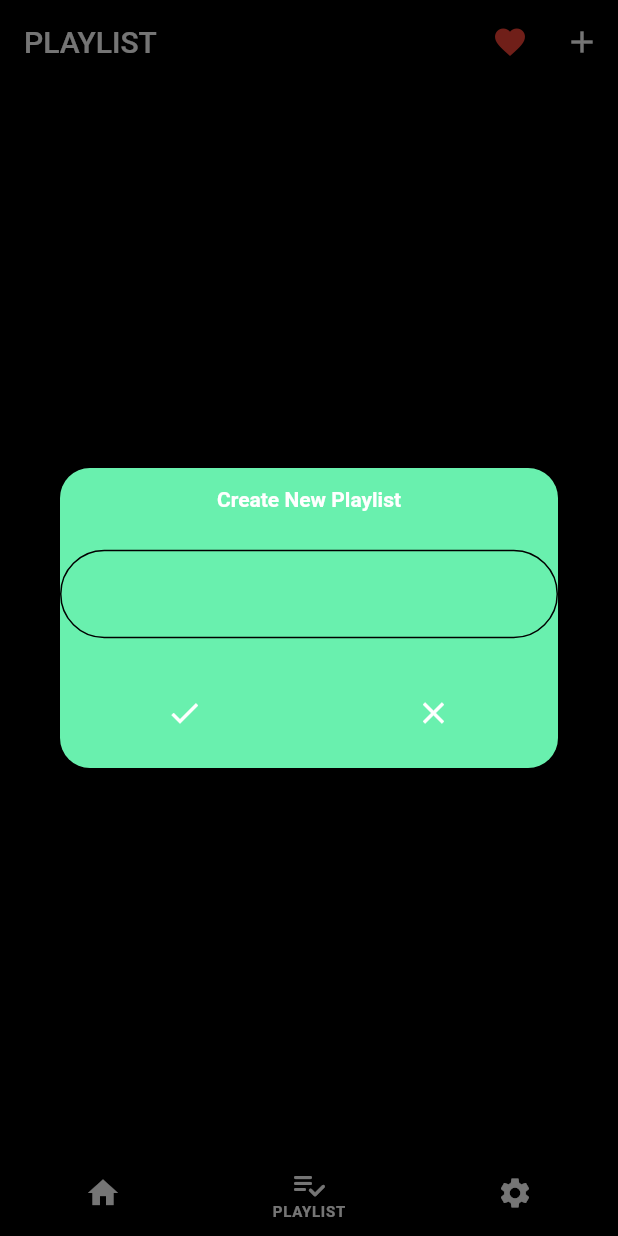
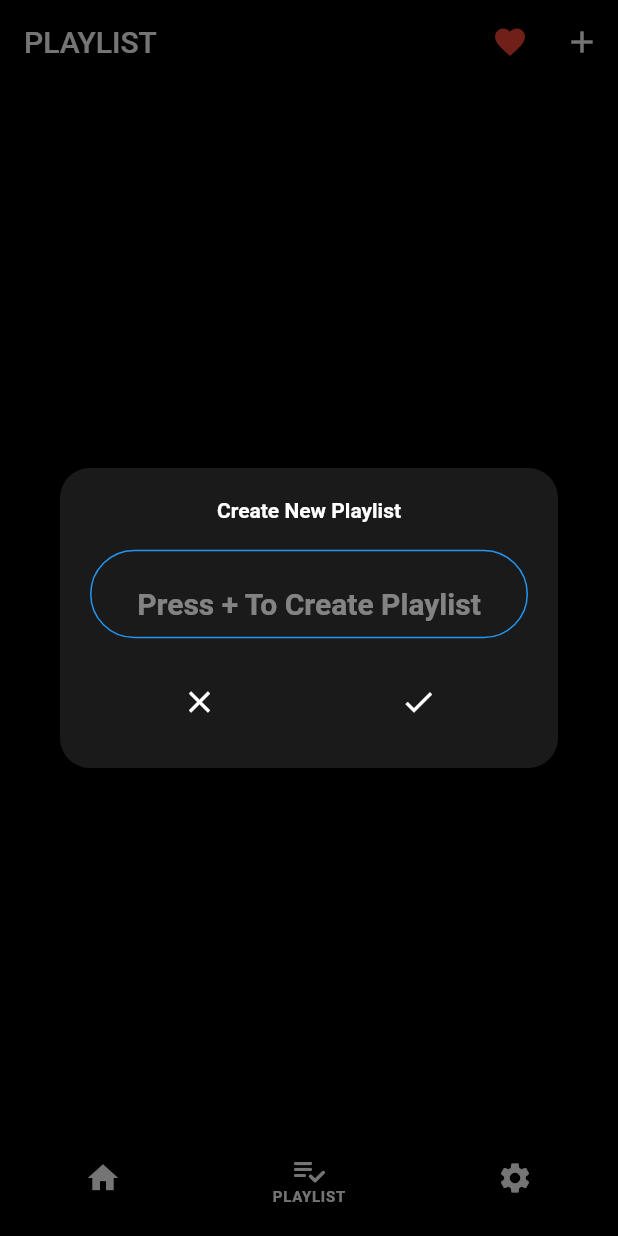
Before and after one commit to shijinthottiyil/zap-player, a Flutter app: the screen it shows after launch, item 2 of the bottom bar chosen, after a tap on the "add" icon, on a phone screen of 412 x 824 dp. Run offline on Flutter 3.47's test engine with Material 2 defaults, Android fonts, the light colour scheme and no system bars; our stand-ins replace hive_flutter, just_audio, just_audio_background, on_audio_query, permission_handler; accounts and stored records are empty.

Commit message:
playlist and miniplayer created

```diff
--- a/zap_player/lib/db/functions/favourite_db.dart
+++ b/zap_player/lib/db/functions/favourite_db.dart
@@ -1,5 +1,6 @@
 import 'package:flutter/material.dart';
-import 'package:hive_flutter/adapters.dart';
+// import 'package:hive_flutter/adapters.dart';
+import 'package:hive_flutter/hive_flutter.dart';
 import 'package:on_audio_query/on_audio_query.dart';
 
 class FavoriteDb {
--- a/zap_player/lib/db/model/music_model.dart
+++ b/zap_player/lib/db/model/music_model.dart
@@ -3,13 +3,13 @@ part 'music_model.g.dart';
 
 @HiveType(typeId: 1)
 class MusicModel extends HiveObject {
-  MusicModel({required this.name, required this.songId});
-
   @HiveField(0)
   String name;
 
   @HiveField(1)
   List<int> songId;
+
+  MusicModel({required this.name, required this.songId});
 
   add(int id) async {
     songId.add(id);
--- a/zap_player/lib/main.dart
+++ b/zap_player/lib/main.dart
@@ -17,7 +17,7 @@ Future<void> main() async {
 
   SystemChrome.setPreferredOrientations(
       [DeviceOrientation.portraitUp, DeviceOrientation.portraitDown]);
-
+ WidgetsFlutterBinding.ensureInitialized();
   await JustAudioBackground.init(
     androidNotificationChannelId: 'com.ryanheise.bg_demo.channel.audio',
     androidNotificationChannelName: 'Audio playback',
--- a/zap_player/lib/screens/bottomnav_screen.dart
+++ b/zap_player/lib/screens/bottomnav_screen.dart
@@ -1,6 +1,10 @@
 import 'package:flutter/material.dart';
+import 'package:on_audio_query/on_audio_query.dart';
+import 'package:zap_player/controller/song_controller.dart';
+import 'package:zap_player/db/functions/favourite_db.dart';
 
 import 'package:zap_player/screens/home_screen.dart';
+import 'package:zap_player/screens/miniplayer.dart';
 import 'package:zap_player/screens/playlist/playlist_screen.dart';
 import 'package:zap_player/screens/settings_screen.dart';
 
@@ -22,8 +26,24 @@ class _BottomNavState extends State<BottomNav> {
   @override
   Widget build(BuildContext context) {
     return Scaffold(
-      bottomNavigationBar: BottomNavigationBar(
-
+      body: pages[selectIndex],
+      bottomNavigationBar: ValueListenableBuilder(
+        valueListenable: FavoriteDb.favoriteSongs,
+        builder: (BuildContext context, List<SongModel> music, Widget? child) {
+          return Column(
+            mainAxisSize: MainAxisSize.min,
+            children: [
+              if (GetSongs.player.currentIndex != null)
+                Column(
+                  children: const [
+                    MiniPlayer(),
+                  ],
+                )
+              else
+                const SizedBox(),
+              SizedBox(
+                height: 75,
+                child: BottomNavigationBar(
                   backgroundColor: Colors.black,
                   showUnselectedLabels: false,
                   selectedFontSize: 10.0,
@@ -31,24 +51,33 @@ class _BottomNavState extends State<BottomNav> {
                   //   size: 40.0,
                   // ),
                   selectedItemColor: Colors.white,
-          selectedLabelStyle: const TextStyle(fontWeight: FontWeight.bold,letterSpacing: 0.5),
+                  selectedLabelStyle: const TextStyle(
+                      fontWeight: FontWeight.bold, letterSpacing: 0.5),
                   currentIndex: selectIndex,
                   onTap: (value) {
-            setState(() {
+                    setState(
+                      () {
                         selectIndex = value;
-            });
+                      },
+                    );
                   },
                   items: <BottomNavigationBarItem>[
                     bottomNavBarMethod(
-                bottomNavBarIcon: Icons.home, bottomNavBarLabel: 'HOME'),
+                        bottomNavBarIcon: Icons.home,
+                        bottomNavBarLabel: 'HOME'),
                     bottomNavBarMethod(
                         bottomNavBarIcon: Icons.playlist_add_check_rounded,
                         bottomNavBarLabel: 'PLAYLIST'),
                     bottomNavBarMethod(
                         bottomNavBarIcon: Icons.settings,
                         bottomNavBarLabel: 'SETTINGS'),
-          ]),
-      body: pages[selectIndex],
+                  ],
+                ),
+              ),
+            ],
+          );
+        },
+      ),
     );
   }
 
--- a/zap_player/lib/screens/home_screen.dart
+++ b/zap_player/lib/screens/home_screen.dart
@@ -9,15 +9,12 @@ import 'package:zap_player/screens/search_screen.dart';
 
 class HomePage extends StatefulWidget {
   const HomePage({super.key});
-
+  static List<SongModel> startSong = [];
   @override
   State<HomePage> createState() => _HomePageState();
 }
 
 class _HomePageState extends State<HomePage> {
-
-List<SongModel> startSong = [];
-
   // int _selectedIndex = 0;
   Color whiteColor = Colors.white;
 
@@ -76,30 +73,36 @@ List<SongModel> startSong = [];
               return const Center(
                 child: CircularProgressIndicator(
                   backgroundColor: Colors.white,
-                  valueColor: AlwaysStoppedAnimation(
-                    Colors.red,
-                  ),
+                  // valueColor: AlwaysStoppedAnimation(
+                  //   Colors.red,
+                  // ),
                 ),
               );
-            } else if (item.data == null ) {
-              return const Center(child: Text("No Songs Found"));
+            } else if (item.data!.isEmpty) {
+              return const Center(
+                  child: Text(
+                "No Songs Found",
+                style: TextStyle(
+                    color: Colors.white,
+                    fontSize: 20.0,
+                    fontWeight: FontWeight.bold),
+              ));
             } else {
-              startSong = item.data!;
-              if (!FavoriteDb.isInitialized ) {
+              HomePage.startSong = item.data!;
+              GetSongs.songscopy = item.data!;
+              // log(GetSongs.songscopy.isEmpty.toString());
+              if (!FavoriteDb.isInitialized) {
                 FavoriteDb.intialize(item.data!);
-
               }
-
 
               // return listView_widget(item);
               return ListView.separated(
-                padding: EdgeInsets.only(left: 10.0,right: 10.0),
+                  padding: EdgeInsets.only(left: 10.0, right: 10.0),
                   itemBuilder: ((context, index) {
                     return ListTile(
                         contentPadding: EdgeInsets.only(left: 10.0),
                         tileColor: whiteColor,
                         leading: QueryArtworkWidget(
-
                           id: item.data![index].id,
                           type: ArtworkType.AUDIO,
                           nullArtworkWidget: CircleAvatar(
@@ -120,11 +123,14 @@ List<SongModel> startSong = [];
                           maxLines: 1,
                           item.data![index].artist.toString() == '<unknown>'
                               ? 'UNKNOWN ARTIST'
-                          : item.data![index].artist.toString().toUpperCase(),
+                              : item.data![index].artist
+                                  .toString()
+                                  .toUpperCase(),
                         ),
                         shape: RoundedRectangleBorder(
                             borderRadius: BorderRadius.circular(40.0)),
                         onTap: () {
+                          // GetSongs.player.pause();
                           GetSongs.player.setAudioSource(
                               GetSongs.createSongList(item.data!),
                               initialIndex: index);
@@ -136,8 +142,8 @@ List<SongModel> startSong = [];
                             );
                           })));
                         },
-                    trailing: FavoriteButton(songFavorite: startSong[index])
-                  );
+                        trailing: FavoriteButton(
+                            songFavorite: HomePage.startSong[index]));
                   }),
                   separatorBuilder: (context, index) => SizedBox(
                         height: MediaQuery.of(context).size.height * 0.01,
--- a/zap_player/lib/screens/playlist/playlist_screen.dart
+++ b/zap_player/lib/screens/playlist/playlist_screen.dart
@@ -54,15 +54,16 @@ class _PlaylistScreenState extends State<PlaylistScreen> {
                         builder: (BuildContext context) {
                           return Dialog(
                             elevation: 0.0,
-                            backgroundColor: Colors.greenAccent,
+                            backgroundColor: Colors.white.withOpacity(0.1),
                             shape: RoundedRectangleBorder(
                               borderRadius: BorderRadius.circular(20.0),
                             ),
                             child: Container(
+                              padding: EdgeInsets.all(20.0),
                               height: 200.0,
                               child: Column(
                                 mainAxisAlignment:
-                                    MainAxisAlignment.spaceAround,
+                                    MainAxisAlignment.spaceBetween,
                                 children: [
                                   Text(
                                     'Create New Playlist',
@@ -73,20 +74,23 @@ class _PlaylistScreenState extends State<PlaylistScreen> {
                                   Form(
                                     key: _formKey,
                                     child: TextFormField(
+                                      style: TextStyle(
+                                          color: Colors.white,
+                                          fontWeight: FontWeight.bold),
                                       controller: nameController,
                                       decoration: InputDecoration(
                                         focusedBorder: OutlineInputBorder(
                                           borderSide: BorderSide(
                                             width: 1,
-                                            color: Colors.black,
+                                            color: Colors.red,
                                           ),
                                           borderRadius:
                                               BorderRadius.circular(50.0),
                                         ),
                                         enabledBorder: OutlineInputBorder(
-                                          borderSide: BorderSide(
+                                          borderSide: const BorderSide(
                                             width: 1,
-                                            color: Colors.black,
+                                            color: Colors.blue,
                                           ),
                                           borderRadius:
                                               BorderRadius.circular(50.0),
@@ -107,23 +111,23 @@ class _PlaylistScreenState extends State<PlaylistScreen> {
                                     children: [
                                       IconButton(
                                         onPressed: (() {
+                                          Navigator.pop(context);
+                                        }),
+                                        icon: const Icon(
+                                          Icons.close,
+                                          color: Colors.white,
+                                        ),
+                                      ),
+                                      IconButton(
+                                        onPressed: (() {
                                           if (_formKey.currentState!
                                               .validate()) {
                                             whenButtonClicked();
                                             Navigator.pop(context);
                                           }
                                         }),
-                                        icon: Icon(
+                                        icon: const Icon(
                                           Icons.done,
-                                          color: Colors.white,
-                                        ),
-                                      ),
-                                      IconButton(
-                                        onPressed: (() {
-                                          Navigator.pop(context);
-                                        }),
-                                        icon: Icon(
-                                          Icons.close,
                                           color: Colors.white,
                                         ),
                                       ),
@@ -144,7 +148,7 @@ class _PlaylistScreenState extends State<PlaylistScreen> {
                 ],
               ),
               body: Hive.box<MusicModel>('playlistDB').isEmpty
-                  ? Center(
+                  ? const Center(
                       child: Text(
                         'Press + To Create Playlist',
                         style: TextStyle(
@@ -154,13 +158,9 @@ class _PlaylistScreenState extends State<PlaylistScreen> {
                       ),
                     )
                   : ListView.separated(
+                      padding: const EdgeInsets.all(15.0),
                       itemBuilder: ((BuildContext context, int index) {
                         final data = musicList.values.toList()[index];
-                        return ValueListenableBuilder(
-                            valueListenable:
-                                Hive.box<MusicModel>('playlistDB').listenable(),
-                            builder: (BuildContext context,
-                                Box<MusicModel> musicList, Widget? child) {
                         return ListTile(
                           shape: RoundedRectangleBorder(
                             side: BorderSide(
@@ -198,7 +198,6 @@ class _PlaylistScreenState extends State<PlaylistScreen> {
                             );
                           },
                         );
-                            });
                       }),
                       separatorBuilder: ((BuildContext context, int index) {
                         return SizedBox(
@@ -218,7 +217,7 @@ class _PlaylistScreenState extends State<PlaylistScreen> {
         songId: [],
         name: name,
       );
-      PlayListDB().playlistAdd(music);
+      PlayListDB.playlistAdd(music);
       nameController.clear();
     }
   }
```
Also changed, not shown: zap_player/lib/db/functions/playlist_db.dart (+15 -5 lines), zap_player/lib/screens/favorites/favbut_musicplaying.dart (+18 -18 lines), zap_player/lib/screens/favorites/favorite_button.dart (+18 -18 lines), zap_player/lib/screens/favorites/favourites_screen.dart (+12 -12 lines), zap_player/lib/screens/miniplayer.dart (added, +143 -0 lines), zap_player/lib/screens/now_playing_screen.dart (+14 -16 lines), zap_player/lib/screens/playlist/playlist_song_display.dart (+19 -5 lines), zap_player/lib/screens/playlist/playlist_song_list.dart (+17 -12 lines). Lines whose indentation alone changed are shown as unchanged.
